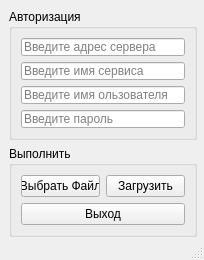
This is elto.ui in indemio/parsers as Qt 5 draws it before an edit. The edited form follows.
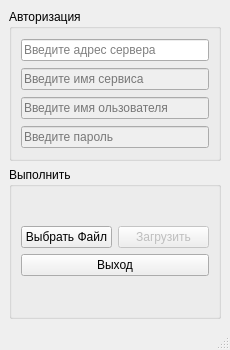
This is the edited form. Icons and pictures are not drawn.

```diff
--- a/elto.ui
+++ b/elto.ui
@@ -6,26 +6,26 @@
    <rect>
     <x>0</x>
     <y>0</y>
-    <width>204</width>
-    <height>260</height>
+    <width>230</width>
+    <height>350</height>
    </rect>
   </property>
   <property name="sizePolicy">
-   <sizepolicy hsizetype="Preferred" vsizetype="Fixed">
+   <sizepolicy hsizetype="Preferred" vsizetype="Preferred">
     <horstretch>0</horstretch>
     <verstretch>0</verstretch>
    </sizepolicy>
   </property>
   <property name="minimumSize">
    <size>
-    <width>204</width>
-    <height>260</height>
+    <width>230</width>
+    <height>350</height>
    </size>
   </property>
   <property name="maximumSize">
    <size>
-    <width>204</width>
-    <height>260</height>
+    <width>230</width>
+    <height>350</height>
    </size>
   </property>
   <property name="baseSize">
@@ -38,15 +38,8 @@
    <string>ELTO</string>
   </property>
   <widget class="QWidget" name="centralwidget">
-   <widget class="QWidget" name="">
-    <property name="geometry">
-     <rect>
-      <x>9</x>
-      <y>9</y>
-      <width>188</width>
-      <height>228</height>
-     </rect>
-    </property>
+   <layout class="QHBoxLayout" name="horizontalLayout_2">
+    <item>
     <layout class="QVBoxLayout" name="verticalLayout_4">
      <item>
       <widget class="QGroupBox" name="groupBox">
@@ -63,6 +56,9 @@
         </item>
         <item>
          <widget class="QLineEdit" name="ServiceEdit">
+           <property name="enabled">
+            <bool>false</bool>
+           </property>
           <property name="placeholderText">
            <string>Введите имя сервиса</string>
           </property>
@@ -70,6 +66,9 @@
         </item>
         <item>
          <widget class="QLineEdit" name="LoginEdit">
+           <property name="enabled">
+            <bool>false</bool>
+           </property>
           <property name="inputMask">
            <string/>
           </property>
@@ -83,6 +82,9 @@
         </item>
         <item>
          <widget class="QLineEdit" name="PasswordEdit">
+           <property name="enabled">
+            <bool>false</bool>
+           </property>
           <property name="inputMask">
            <string/>
           </property>
@@ -122,6 +124,9 @@
             </item>
             <item>
              <widget class="QPushButton" name="pushButton">
+               <property name="enabled">
+                <bool>false</bool>
+               </property>
               <property name="text">
                <string>Загрузить</string>
               </property>
@@ -142,7 +147,8 @@
       </widget>
      </item>
     </layout>
-   </widget>
+    </item>
+   </layout>
   </widget>
   <widget class="QStatusBar" name="statusbar"/>
  </widget>
```
Left out of the diff: 20 changed lines with no effect on the pictures. Lines whose indentation alone changed are shown as unchanged.
